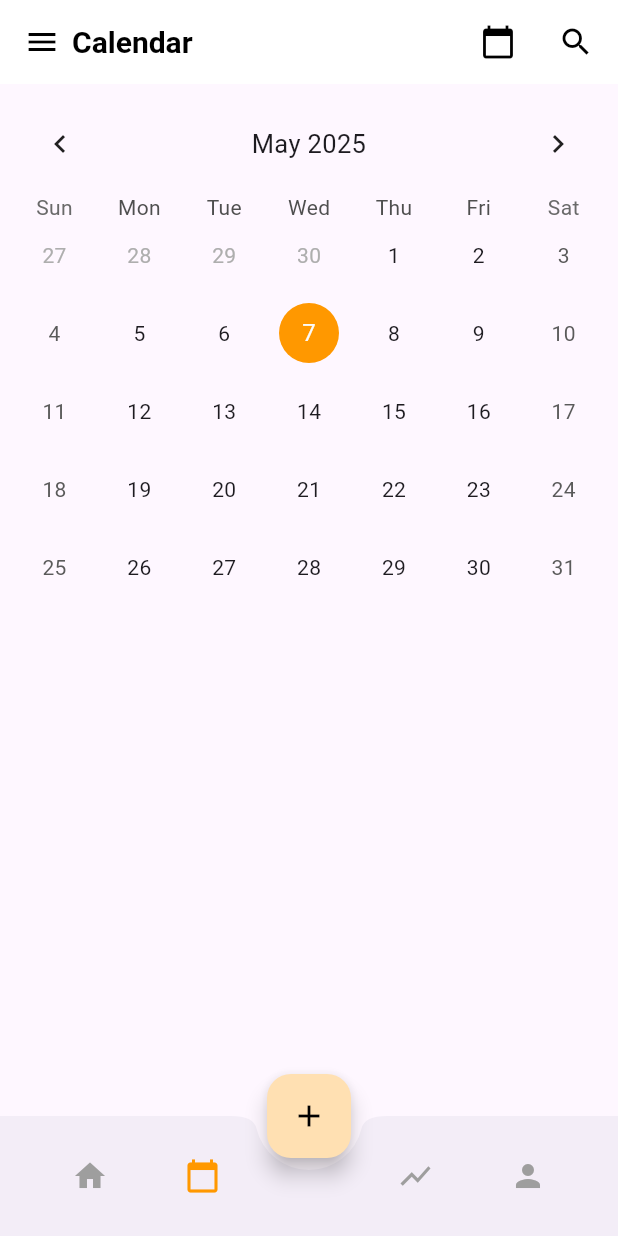
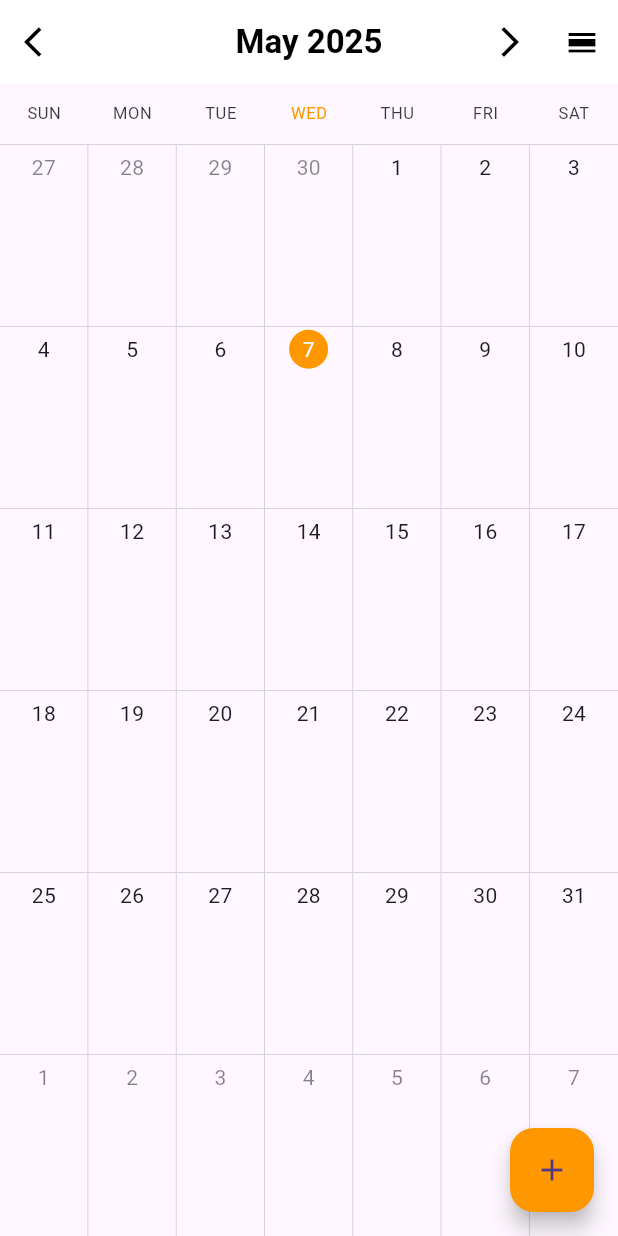
Before and after one commit to AdrielTTE/Habitect, a Flutter app: the screen it shows after launch, on a phone screen of 412 x 824 dp. Run offline on Flutter 3.47's test engine with Material 3 defaults, Android fonts, the phone set to English and light mode, and no system bars; drawn by our look-alikes of syncfusion_flutter_calendar, table_calendar; our stand-ins replace cloud_firestore, firebase_core; accounts and stored records are empty.

Commit message:
Calendar and schedule

```diff
--- a/lib/calendar_page.dart
+++ b/lib/calendar_page.dart
@@ -1,24 +1,135 @@
 import 'package:flutter/material.dart';
-import 'package:table_calendar/table_calendar.dart';
+import 'package:syncfusion_flutter_calendar/calendar.dart';
+import 'package:cloud_firestore/cloud_firestore.dart';
+import 'package:intl/intl.dart';
 
 class CalendarScreen extends StatefulWidget {
+  const CalendarScreen({Key? key}) : super(key: key);
+
   @override
   _CalendarScreenState createState() => _CalendarScreenState();
 }
 
 class _CalendarScreenState extends State<CalendarScreen> {
-  CalendarFormat _calendarFormat = CalendarFormat.month;
-  DateTime _focusedDay = DateTime.now();
-  DateTime? _selectedDay;
-  String _currentView = 'Month';
+  final CalendarController _calendarController = CalendarController();
+  CalendarView _currentView = CalendarView.month;
 
-  List<String> weekDays = ["SUN", "MON", "TUE", "WED", "THU", "FRI", "SAT"];
-  List<String> timeSlots = [
-    "6am", "7am", "8am", "9am", "10am", "11am", "12pm",
-    "1pm", "2pm", "3pm", "4pm", "5pm", "6pm", "7pm",
-    "8pm", "9pm", "10pm", "11pm", "12am", "1am", "2am",
-    "3am", "4am", "5am"
+  // Data source for calendar events
+  _EventDataSource? _events;
+  bool _isLoading = true;
+
+  // Format the date for the app bar title
+  String _formatAppBarDate(DateTime date, CalendarView view) {
+    if (view == CalendarView.month) {
+      return '${_getMonthName(date.month)} ${date.year}';
+    } else if (view == CalendarView.week) {
+      // Get the start and end of the visible week
+      final firstDay = date.subtract(Duration(days: date.weekday % 7));
+      final lastDay = firstDay.add(const Duration(days: 6));
+
+      if (firstDay.month == lastDay.month) {
+        return '${_getMonthName(firstDay.month)} ${firstDay.year}';
+      } else if (firstDay.year == lastDay.year) {
+        return '${_getMonthName(firstDay.month)} - ${_getMonthName(lastDay.month)} ${firstDay.year}';
+      } else {
+        return '${_getMonthName(firstDay.month)} ${firstDay.year} - ${_getMonthName(lastDay.month)} ${lastDay.year}';
+      }
+    } else {
+      // Day view
+      return '${date.day} ${_getMonthName(date.month)} ${date.year}';
+    }
+  }
+
+  // Helper to get month name
+  String _getMonthName(int month) {
+    const months = [
+      'January', 'February', 'March', 'April', 'May', 'June',
+      'July', 'August', 'September', 'October', 'November', 'December'
     ];
+    return months[month - 1];
+  }
+
+  // Fetch events from Firestore
+  Future<void> _fetchEvents() async {
+    setState(() {
+      _isLoading = true;
+    });
+
+    try {
+      final QuerySnapshot snapshot = await FirebaseFirestore.instance
+          .collection('events')
+          .get();
+
+      final List<Event> appointments = snapshot.docs.map((doc) {
+        final data = doc.data() as Map<String, dynamic>;
+
+        // Date and time formatters
+        final dateFormatter = DateFormat('M/d/yyyy');
+        final timeFormatter = DateFormat('h:mm a');
+
+        // Parse start date and time
+        final startDateStr = data['startDate'] as String? ?? '1/1/1970';
+        final startTimeStr = data['startTime'] as String? ?? '12:00 AM';
+        final startDate = dateFormatter.parse(startDateStr);
+        final startTime = timeFormatter.parse(startTimeStr);
+        final from = DateTime(
+          startDate.year,
+          startDate.month,
+          startDate.day,
+          startTime.hour,
+          startTime.minute,
+        );
+
+        // Parse end date and time
+        final endDateStr = data['endDate'] as String? ?? '1/1/1970';
+        final endTimeStr = data['endTime'] as String? ?? '12:00 AM';
+        final endDate = dateFormatter.parse(endDateStr);
+        final endTime = timeFormatter.parse(endTimeStr);
+        final to = DateTime(
+          endDate.year,
+          endDate.month,
+          endDate.day,
+          endTime.hour,
+          endTime.minute,
+        );
+
+        return Event(
+          id: doc.id,
+          title: data['title'] ?? 'No Title',
+          category: data['category'] as String?,
+          createdAt: data['createdAt'] as Timestamp?,
+          startDate: data['startDate'] as String?,
+          startTime: data['startTime'] as String?,
+          endDate: data['endDate'] as String?,
+          endTime: data['endTime'] as String?,
+          frequency: data['frequency'] as Map<String, dynamic>?,
+          reminder: data['reminder'],
+          from: from,
+          to: to,
+          background: Colors.blue, // Default color
+          isAllDay: from.day != to.day || (data['frequency']?['type'] == 'Daily'),
+        );
+      }).toList();
+
+      setState(() {
+        _events = _EventDataSource(appointments);
+        _isLoading = false;
+      });
+    } catch (e, stackTrace) {
+      print('Error fetching events: $e\nStackTrace: $stackTrace');
+      setState(() {
+        _isLoading = false;
+      });
+    }
+  }
+
+
+  @override
+  void initState() {
+    super.initState();
+    _calendarController.view = _currentView;
+    _fetchEvents();
+  }
 
   @override
   Widget build(BuildContext context) {
@@ -26,274 +137,190 @@ class _CalendarScreenState extends State<CalendarScreen> {
       appBar: AppBar(
         backgroundColor: Colors.white,
         elevation: 0,
-        title: Row(
-          children: [
-            Icon(Icons.menu, color: Colors.black),
-            SizedBox(width: 8),
-            Text(
-              'Calendar',
-              style: TextStyle(color: Colors.black, fontSize: 20, fontWeight: FontWeight.bold),
+        iconTheme: const IconThemeData(color: Colors.black),
+        centerTitle: true, // Center the title
+        leading: IconButton(
+          icon: const Icon(Icons.arrow_back_ios, color: Colors.black),
+          onPressed: () {
+            DateTime currentDate = _calendarController.displayDate!;
+            if (_currentView == CalendarView.month) {
+              _calendarController.displayDate = DateTime(currentDate.year, currentDate.month - 1, 1);
+            } else if (_currentView == CalendarView.week) {
+              _calendarController.displayDate = currentDate.subtract(const Duration(days: 7));
+            } else {
+              _calendarController.displayDate = currentDate.subtract(const Duration(days: 1));
+            }
+          },
         ),
-            Spacer(),
-            PopupMenuButton<String>(
-              icon: Icon(Icons.calendar_today, color: Colors.black),
-              onSelected: (value) {
+        title: StreamBuilder<DateTime>(
+          stream: Stream.periodic(const Duration(seconds: 1), (_) => _calendarController.displayDate ?? DateTime.now()),
+          builder: (context, snapshot) {
+            final date = _calendarController.displayDate ?? DateTime.now();
+            return Text(
+              _formatAppBarDate(date, _currentView),
+              style: const TextStyle(color: Colors.black, fontWeight: FontWeight.bold),
+            );
+          },
+        ),
+        actions: [
+          IconButton(
+            icon: const Icon(Icons.arrow_forward_ios, color: Colors.black),
+            onPressed: () {
+              DateTime currentDate = _calendarController.displayDate!;
+              if (_currentView == CalendarView.month) {
+                _calendarController.displayDate = DateTime(currentDate.year, currentDate.month + 1, 1);
+              } else if (_currentView == CalendarView.week) {
+                _calendarController.displayDate = currentDate.add(const Duration(days: 7));
+              } else {
+                _calendarController.displayDate = currentDate.add(const Duration(days: 1));
+              }
+            },
+          ),
+          PopupMenuButton<CalendarView>(
+            icon: const Icon(Icons.calendar_view_day, color: Colors.black),
+            onSelected: (CalendarView value) {
               setState(() {
+                _calendarController.view = value;
                 _currentView = value;
               });
             },
             itemBuilder: (context) => [
-                PopupMenuItem(value: 'Month', child: Text('Month View')),
-                PopupMenuItem(value: 'Week', child: Text('Week View')),
-                PopupMenuItem(value: 'Day', child: Text('Day View')),
+              const PopupMenuItem(
+                value: CalendarView.month,
+                child: Text('Month View'),
+              ),
+              const PopupMenuItem(
+                value: CalendarView.week,
+                child: Text('Week View'),
+              ),
+              const PopupMenuItem(
+                value: CalendarView.day,
+                child: Text('Day View'),
+              ),
             ],
           ),
-            SizedBox(width: 16),
-            Icon(Icons.search, color: Colors.black),
         ],
       ),
+      body: _isLoading
+          ? const Center(child: CircularProgressIndicator())
+          : SfCalendar(
+        controller: _calendarController,
+        viewHeaderHeight: 40,
+        headerHeight: 0, // Hide the default header since we have our custom navigation
+        todayHighlightColor: Colors.orange,
+        showNavigationArrow: false, // Hide the default navigation arrows
+        allowViewNavigation: true,
+        dataSource: _events,
+        timeSlotViewSettings: const TimeSlotViewSettings(
+          startHour: 0,
+          endHour: 24,
+          timeInterval: Duration(hours: 1),
+          timeFormat: 'h a',
+          timeTextStyle: TextStyle(
+            fontWeight: FontWeight.w500,
+            fontSize: 12,
+            color: Colors.black54,
           ),
-      body: buildCalendarBody(),
-    );
-  }
-
-  Widget buildCalendarBody() {
-    switch (_currentView) {
-      case 'Month':
-        return buildMonthView();
-      case 'Week':
-        return buildWeekView();
-      case 'Day':
-        return buildDayView();
-      default:
-        return Center(child: Text("Invalid view"));
-    }
-  }
-
-  Widget buildMonthView() {
-    return Padding(
-      padding: const EdgeInsets.all(8.0),
-      child: TableCalendar(
-        headerStyle: HeaderStyle(formatButtonVisible: false, titleCentered: true),
-        firstDay: DateTime.utc(2020, 1, 1),
-        lastDay: DateTime.utc(2030, 12, 31),
-        focusedDay: _focusedDay,
-        selectedDayPredicate: (day) => isSameDay(_selectedDay, day),
-        onDaySelected: (selectedDay, focusedDay) {
-          setState(() {
-            _selectedDay = selectedDay;
-            _focusedDay = focusedDay;
-          });
+        ),
+        monthViewSettings: const MonthViewSettings(
+          dayFormat: 'EEE',
+          numberOfWeeksInView: 6,
+          appointmentDisplayMode: MonthAppointmentDisplayMode.indicator,
+        ),
+        firstDayOfWeek: 7, // Sunday
+      ),
+      floatingActionButton: FloatingActionButton(
+        onPressed: () {
+          // Navigate to add event screen
+          // You can implement this later
         },
-        calendarFormat: _calendarFormat,
-        onFormatChanged: (format) {
-          setState(() {
-            _calendarFormat = format;
-          });
-        },
-        startingDayOfWeek: StartingDayOfWeek.sunday,
-        calendarStyle: CalendarStyle(
-          todayDecoration: BoxDecoration(color: Colors.orange, shape: BoxShape.circle),
-          selectedDecoration: BoxDecoration(color: Colors.deepOrange, shape: BoxShape.circle),
-        ),
+        child: const Icon(Icons.add),
+        backgroundColor: Colors.orange,
       ),
     );
   }
 
-  Widget buildWeekView() {
-    DateTime startOfWeek = _selectedDay ?? _focusedDay;
-    int dayOfWeek = startOfWeek.weekday;
-    DateTime firstDayOfWeek = startOfWeek.subtract(Duration(days: dayOfWeek - 1));
-
-    List<DateTime> daysOfWeek = List.generate(7, (index) {
-      return firstDayOfWeek.add(Duration(days: index));
-    });
-
-
-    List<String> monthsNames = [
-      'January', 'February', 'March', 'April', 'May', 'June',
-      'July', 'August', 'September', 'October', 'November', 'December'
-    ];
-
-    String headerMonth = monthsNames[firstDayOfWeek.month - 1];
-    int headerYear = firstDayOfWeek.year;
-
-    return Padding(
-      padding: const EdgeInsets.symmetric(horizontal: 16.0),
-      child: Column(
-        children: [
-          const SizedBox(height: 16),
-          Text(
-            '$headerMonth $headerYear',
-            style: TextStyle(fontSize: 18,fontWeight: FontWeight.bold),
-          ),
-          const SizedBox(height: 8),
-          Row(
-            children: [
-              Container(width: 50, child: Text("")),
-              Expanded(
-                child: Row(
-                  children: daysOfWeek.map((day) {
-                    String weekday = weekDays[day.weekday % 7]; //Start from sunday
-                    return Expanded(
-                      child: Center(
-                        child: Column(
-                          children: [
-                            Text('${day.day}', style: TextStyle(fontWeight: FontWeight.bold)),
-                            SizedBox(height: 4),
-                            Text(weekday,style: TextStyle(fontSize: 12)),
-                            Container(
-                              height: 4,
-                              width: 4,
-                              decoration: BoxDecoration(
-                                color: Colors.orange,
-                                shape: BoxShape.circle,
-                              ),
-                            ),
-                          ],
-                        ),
-                      ),
-                    );
-                  }).toList(),
-                ),
-              ),
-            ],
-          ),
-          SizedBox(height: 8),
-          Expanded(
-            child: ListView.builder(
-              itemCount: timeSlots.length,
-              itemBuilder: (context, timeIndex) {
-                return Row(
-                  crossAxisAlignment: CrossAxisAlignment.start,
-                  children: [
-                    Container(
-                      width: 50,
-                      child: Padding(
-                        padding: const EdgeInsets.only(top: 4.0),
-                        child: Text(timeSlots[timeIndex], style: TextStyle(fontSize: 12)),
-                      ),
-                    ),
-                    Expanded(
-                      child: Container(
-                        height: 60,
-                        decoration: BoxDecoration(
-                          border: Border(
-                            bottom: BorderSide(color: Colors.grey.shade200),
-                          ),
-                        ),
-                        child: Row(
-                          children: List.generate(7, (dayIndex) {
-                            return Expanded(
-                              child: Container(
-                                decoration: BoxDecoration(
-                                  border: Border(
-                                    right: BorderSide(color: Colors.grey.shade200),
-                                  ),
-                                ),
-                              ),
-                            );
-                          }),
-                        ),
-                      ),
-                    ),
-                  ],
-                );
-              },
-            ),
-          ),
-        ],
-      ),
-    );
+  @override
+  void dispose() {
+    _calendarController.dispose();
+    super.dispose();
+  }
 }
 
-  Widget buildDayView() {
-    DateTime displayDay = _focusedDay;
-    String weekday = weekDays[displayDay.weekday % 7]; // Adjust for Sunday start
-    //String month =  _focusedDay.month == 2 ? 'Februry' : '';  // You can expand this with a full month lists
+// Event model class
+class Event {
+  final String id;
+  final String title;
+  final String? category;
+  final Timestamp? createdAt;
+  final String? startDate;
+  final String? startTime;
+  final String? endDate;
+  final String? endTime;
+  final Map<String, dynamic>? frequency;
+  final dynamic reminder;
+  final DateTime from; // Parsed startDate + startTime
+  final DateTime to; // Parsed endDate + endTime
+  final Color background; // Default for calendar
+  final bool isAllDay; // Default or derived
 
-    List<String> monthsNames = [
-      'January', 'February', 'March', 'April', 'May', 'June',
-      'July', 'August', 'September', 'October', 'November', 'December'
-    ];
-    String month = monthsNames[_focusedDay.month - 1];
-
-
-    //months[displayDay.month - 1]; // Get month name
-
-    return Column(
-      children: [
-        const SizedBox(height: 16),
-
-        // Month & Navigation
-        Row(
-          mainAxisAlignment: MainAxisAlignment.spaceBetween,
-          children: [
-            IconButton(
-              icon: Icon(Icons.arrow_left),
-              onPressed: () {
-                setState(() {
-                  _focusedDay = _focusedDay.subtract(Duration(days: 1));
-                  _selectedDay = _focusedDay;
+  Event({
+    required this.id,
+    required this.title,
+    this.category,
+    this.createdAt,
+    this.startDate,
+    this.startTime,
+    this.endDate,
+    this.endTime,
+    this.frequency,
+    this.reminder,
+    required this.from,
+    required this.to,
+    required this.background,
+    required this.isAllDay,
   });
-              },
-            ),
-            Column(
-              children: [
-                Text('$month ${_focusedDay.year}', style: TextStyle(fontSize: 16, fontWeight: FontWeight.bold)),
-                SizedBox(height: 4),
-                Text(
-                  weekday,
-                  style: TextStyle(fontSize: 14, fontWeight: FontWeight.bold),
-                ),
-                Text(
-                  '${displayDay.day}',
-                  style: TextStyle(fontSize: 24, fontWeight: FontWeight.bold),
-                ),
-              ],
-            ),
-            IconButton(
-              icon: Icon(Icons.arrow_right),
-              onPressed: () {
-                setState(() {
-                  _focusedDay = _focusedDay.add(Duration(days: 1));
-                  _selectedDay = _focusedDay;
-                });
-              },
-            ),
-          ],
-        ),
-
-        const Divider(),
-
-        // Scrollable Time Grid
-        Expanded(
-          child: ListView.builder(
-            itemCount: timeSlots.length,
-            itemBuilder: (context, index) {
-              return Container(
-                height: 60,
-                decoration: BoxDecoration(
-                  border: Border(
-                    bottom: BorderSide(color: Colors.grey.shade300, width: 1.0),
-                  ),
-                ),
-                child: Padding(
-                  padding: const EdgeInsets.symmetric(horizontal: 16.0),
-                  child: Align(
-                    alignment: Alignment.centerLeft,
-                    child: Text(
-                      timeSlots[index],
-                      style: TextStyle(fontSize: 14),
-                    ),
-                  ),
-                ),
-              );
-            },
-          ),
-        ),
-      ],
-    );
 }
 
+// Calendar data source
+class _EventDataSource extends CalendarDataSource {
+  _EventDataSource(List<Event> source) {
+    appointments = source;
   }
+
+  @override
+  DateTime getStartTime(int index) {
+    return (appointments![index] as Event).from;
+  }
+
+  @override
+  DateTime getEndTime(int index) {
+    return (appointments![index] as Event).to;
+  }
+
+  @override
+  String getSubject(int index) {
+    final event = appointments![index] as Event;
+    return event.category != null ? '${event.title} (${event.category})' : event.title;
+  }
+
+  @override
+  Color getColor(int index) {
+    return (appointments![index] as Event).background;
+  }
+
+  @override
+  bool isAllDay(int index) {
+    return (appointments![index] as Event).isAllDay;
+  }
+
+  @override
+  String? getRecurrenceRule(int index) {
+    final event = appointments![index] as Event;
+    final freqType = event.frequency?['type'] as String?;
+    if (freqType == 'Daily') {
+      return 'FREQ=DAILY;INTERVAL=1;COUNT=365'; // Repeat daily for 1 year
+    }
+    return null;
+  }
+}
--- a/lib/main.dart
+++ b/lib/main.dart
@@ -1,77 +1,21 @@
 import 'package:flutter/material.dart';
-import 'schedule_page.dart';
 import 'calendar_page.dart';
+import 'package:firebase_core/firebase_core.dart';
 
-void main() {
-  runApp(MyScheduleApp());
+void main() async {
+  WidgetsFlutterBinding.ensureInitialized();
+  await Firebase.initializeApp();
+  runApp(MyApp());
 }
 
-class MyScheduleApp extends StatelessWidget {
+class MyApp extends StatelessWidget {
   @override
   Widget build(BuildContext context) {
     return MaterialApp(
+      title: 'Habitect Calendar',
+      theme: ThemeData(primarySwatch: Colors.deepOrange),
+      home: CalendarScreen(),
       debugShowCheckedModeBanner: false,
-      home: HomeScreen(),
     );
   }
 }
-
-class HomeScreen extends StatefulWidget {
-  @override
-  _HomeScreenState createState() => _HomeScreenState();
-}
-
-class _HomeScreenState extends State<HomeScreen> {
-  int _selectedIndex = 1;             // Default on Calendar
-
-  final List<Widget> _pages = [
-    SchedulePage(),
-    CalendarScreen(),
-    Placeholder(), // For Streak (you can create separate page later)
-    Placeholder(), // For Account
-  ];
-
-  void _onItemTapped(int index) {
-    setState(() {
-      _selectedIndex = index;
-    });
-  }
-
-  @override
-  Widget build(BuildContext context) {
-    return Scaffold(
-      body: _pages[_selectedIndex],
-      floatingActionButton: FloatingActionButton(
-        backgroundColor: Colors.orange.shade100,
-        onPressed: () {},
-        child: Icon(Icons.add, color: Colors.black),
-      ),
-      floatingActionButtonLocation: FloatingActionButtonLocation.centerDocked,
-      bottomNavigationBar: BottomAppBar(
-        shape: CircularNotchedRectangle(),
-        notchMargin: 8.0,
-        child: Padding(
-          padding: const EdgeInsets.symmetric(horizontal: 20.0),
-          child: Row(
-            mainAxisAlignment: MainAxisAlignment.spaceBetween,
-            children: [
-              IconButton(
-                  icon: Icon(Icons.home, color: _selectedIndex == 0 ? Colors.orange : Colors.grey),
-                  onPressed: () => _onItemTapped(0)),
-              IconButton(
-                  icon: Icon(Icons.calendar_today, color: _selectedIndex == 1 ? Colors.orange : Colors.grey),
-                  onPressed: () => _onItemTapped(1)),
-              SizedBox(width: 40), // space for FAB
-              IconButton(
-                  icon: Icon(Icons.show_chart, color: _selectedIndex == 2 ? Colors.orange : Colors.grey),
-                  onPressed: () => _onItemTapped(2)),
-              IconButton(
-                  icon: Icon(Icons.person, color: _selectedIndex == 3 ? Colors.orange : Colors.grey),
-                  onPressed: () => _onItemTapped(3)),
-            ],
-          ),
-        ),
-      ),
-    );
-  }
-}
```
Also changed, not shown: pubspec.yaml (+13 -0 lines), pubspec.lock, 7 other files. Lines whose indentation alone changed are shown as unchanged.
